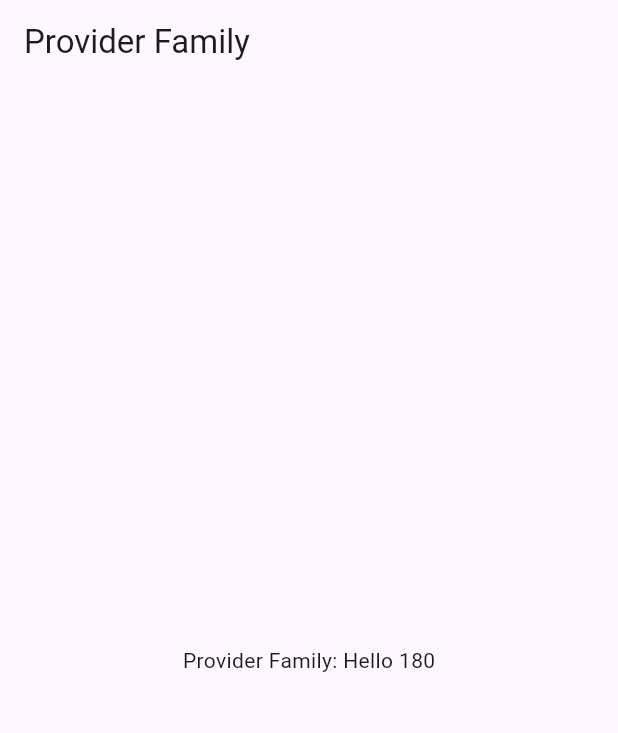
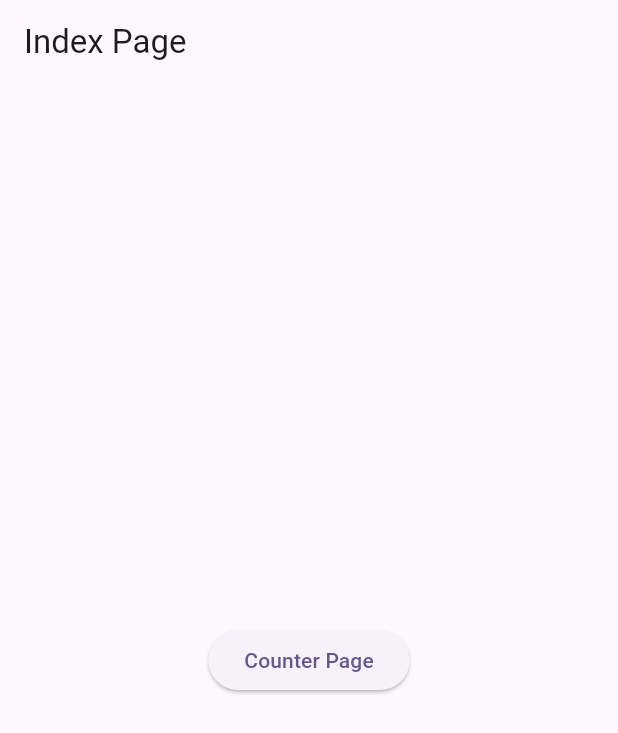
Before and after one commit to ernklyc/riverpod_learn, a Flutter app: the screen it shows after launch, on a phone screen of 412 x 824 dp. Shown: the top 733 px of the screen. Run offline on Flutter 3.47's test engine with Material 3 defaults, Android fonts, the phone set to English and light mode, and no system bars; our stand-ins replace dio, flutter_riverpod, go_router.

```diff
--- a/lib/main.dart
+++ b/lib/main.dart
@@ -1,6 +1,6 @@
 import 'package:flutter/material.dart';
 import 'package:flutter_riverpod/flutter_riverpod.dart';
-import 'package:riverpod_learn/screen/provider_family_page.dart';
+import 'package:riverpod_learn/routes/app_router.dart';
 
 void main() {
   runApp(
@@ -15,13 +15,13 @@ class MyApp extends StatelessWidget {
 
   @override
   Widget build(BuildContext context) {
-    return MaterialApp(
+    return MaterialApp.router(
       debugShowCheckedModeBanner: false,
       title: 'Riverpod Demo',
       theme: ThemeData(
         colorScheme: ColorScheme.fromSeed(seedColor: Colors.deepPurple),
       ),
-      home: ProviderFamilyPage(),
+      routerConfig: appRouter,
     );
   }
 }
--- /dev/null
+++ b/lib/routes/app_router.dart
@@ -0,0 +1,11 @@
+import 'package:go_router/go_router.dart';
+import 'package:riverpod_learn/screen/autodispose/counter_autodispose_page.dart';
+
+import '../screen/autodispose/index_page.dart';
+
+final appRouter = GoRouter(
+  routes: [
+    GoRoute(path: '/', builder: (context, state) => const IndexPage()),
+    GoRoute(path: '/counter', builder: (context, state) => const CounterAutodisposePage()),
+  ],
+);
--- /dev/null
+++ b/lib/screen/autodispose/index_page.dart
@@ -0,0 +1,27 @@
+import 'package:flutter/material.dart';
+import 'package:flutter_riverpod/flutter_riverpod.dart';
+import 'package:go_router/go_router.dart';
+
+class IndexPage extends ConsumerWidget {
+  const IndexPage({super.key});
+
+  @override
+  Widget build(BuildContext context, WidgetRef ref) {
+    return Scaffold(
+      appBar: AppBar(title: const Text('Index Page')),
+      body: Center(
+        child: Column(
+          mainAxisAlignment: MainAxisAlignment.center,
+          children: [
+            ElevatedButton(
+              onPressed: () {
+                context.push('/counter');
+              },
+              child: const Text('Counter Page'),
+            ),
+          ],
+        ),
+      ),
+    );
+  }
+}
--- a/pubspec.yaml
+++ b/pubspec.yaml
@@ -34,6 +34,7 @@ dependencies:
   cupertino_icons: ^1.0.8
   flutter_riverpod: ^2.6.1
   dio: ^5.8.0+1
+  go_router: ^15.2.0
 
 dev_dependencies:
   flutter_test:
```
Also changed, not shown: lib/providers/state_provider_dispose.dart (added, +12 -0 lines), lib/screen/autodispose/counter_autodispose_page.dart (added, +33 -0 lines), pubspec.lock.
